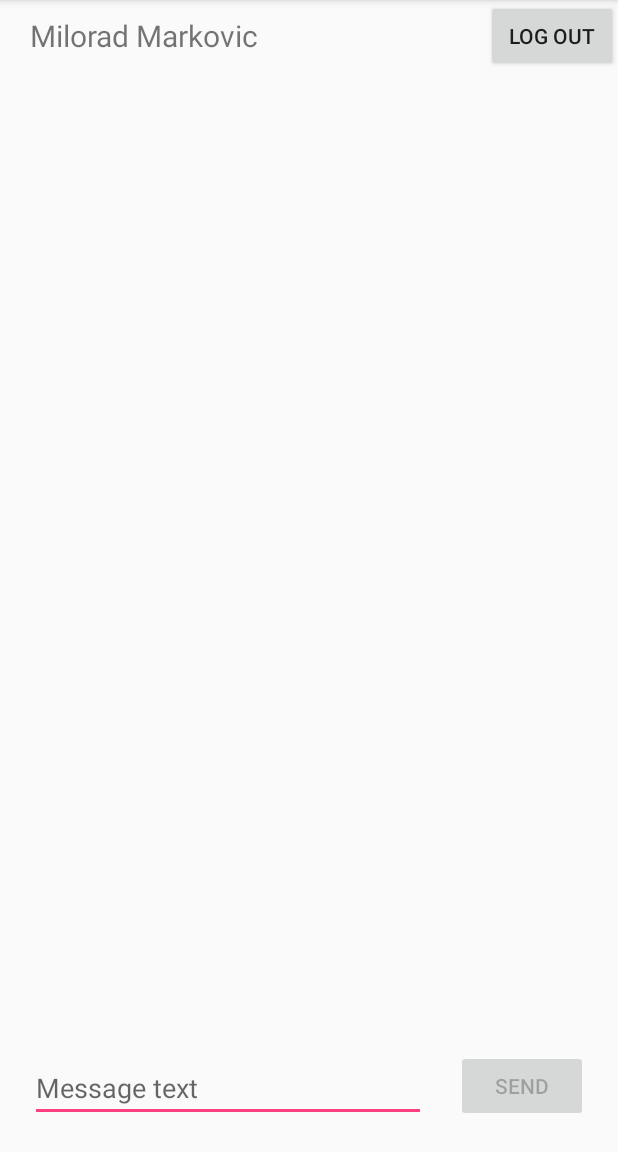
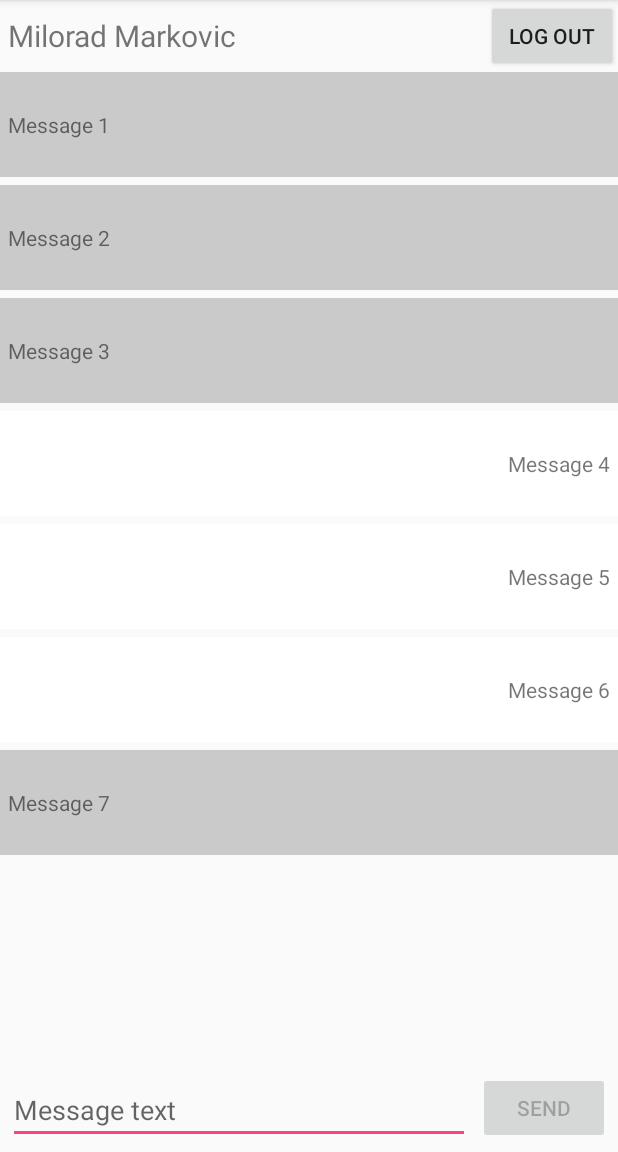
Before and after one commit to CubeLord/ChatAplication_PNRS, an Android app: the ContactsActivity screen opened directly, with no data from a screen before it, after a tap on an icon or button, on a phone screen of 412 x 824 dp, the part 84-1236 px from its top. Run offline under Robolectric (Android 15) with nearby library versions, the phone set to English and light mode, and no system bars.

Commit message:
Added ViewHolder, OnLongClickListener, and Message addition to list

```diff
--- a/app/src/main/java/markovic/milorad/chataplication/ContactsActivity.java
+++ b/app/src/main/java/markovic/milorad/chataplication/ContactsActivity.java
@@ -57,7 +57,6 @@ public class ContactsActivity extends AppCompatActivity implements View.OnClickL
 }
 
 class Contact {
-    //TODO add Contact images
     String name;
 
     Contact(String name){
@@ -75,7 +74,7 @@ class ContactsAdapter extends BaseAdapter {
         Resources res = context.getResources();
         String[] contacts = res.getStringArray(R.array.contacts);
 
-        for(int i = 0; i <(res.getStringArray(R.array.contacts)).length; i++)
+        for(int i = 0; i <contacts.length; i++)
         {
             list.add(new Contact(contacts[i]));
         }
@@ -93,47 +92,60 @@ class ContactsAdapter extends BaseAdapter {
 
     @Override
     public long getItemId(int i) {
-        return i; //Because we are not using a Database this should be the same as the ID
+        return i; //Because we are not using a Data base this should be the same as the ID
     }
 
     @Override
     public View getView(int i, View view, ViewGroup viewGroup) {
-        //LayoutInflater -> creates a new object with the same properties, which is not what findViewbyID would do
-        //FindViewById -> uses the same object each time
-        LayoutInflater inflater = (LayoutInflater) context.getSystemService(Context.LAYOUT_INFLATER_SERVICE);
-        View row = inflater.inflate(R.layout.listlayout, viewGroup, false);
+        View row = view;
+        if (row == null) {
+            //LayoutInflater -> creates a new object with the same properties, which is not what findViewbyID would do
+            //FindViewById -> uses the same object each time
+            LayoutInflater inflater = (LayoutInflater) context.getSystemService(Context.LAYOUT_INFLATER_SERVICE);
+            row = inflater.inflate(R.layout.listlayout, viewGroup, false);
 
-        TextView name = row.findViewById(R.id.contactsActTextviewContact);
-        ImageView send = row.findViewById(R.id.contactsActListItemImage);
-        TextView icon = row.findViewById(R.id.contactsActListItemIcon);
-        //TODO figure out what to do with the ViewHolder
+            ViewHolder holder = new ViewHolder();
+            holder.name = row.findViewById(R.id.contactsActTextviewContact);
+            holder.send = row.findViewById(R.id.contactsActListItemImage);
+            holder.icon = row.findViewById(R.id.contactsActListItemIcon);
+            row.setTag(holder);
+        }
 
-        name.setTypeface(null, Typeface.BOLD_ITALIC);
+        ViewHolder holder = ((ViewHolder) row.getTag());
+        holder.name.setTypeface(null, Typeface.BOLD_ITALIC);
         final Contact contact = list.get(i);
 
-        send.setOnClickListener(new View.OnClickListener() {
+        holder.send.setOnClickListener(new View.OnClickListener() {
             @Override
             public void onClick(View view) {
                 Log.d(context.getResources().getString(R.string.CONTACT_LOG_TAG), context.getResources().getString(R.string.CONTACT_LOG_MESSAGE));
 
+                Bundle bundle = new Bundle();
+                bundle.putString("NAME",contact.name);
                 Intent messageAct = new Intent(context, MessageActivity.class);
-                messageAct.putExtra("NAME", contact.name);
+                messageAct.putExtras(bundle);
 
                 context.startActivity(messageAct);
             }
         });
 
 
-        name.setText(contact.name);
+        holder.name.setText(contact.name);
         String s = contact.name.toString().toUpperCase();
         String[] split = s.split("");
-        icon.setText((split[1]));
+        holder.icon.setText((split[1]));
 
         Random rnd = new Random();
-        icon.setBackgroundColor(Color.argb(255, rnd.nextInt(256), rnd.nextInt(256), rnd.nextInt(256)));
+        holder.icon.setBackgroundColor(Color.argb(255, rnd.nextInt(256), rnd.nextInt(256), rnd.nextInt(256)));
 
         //icon.setText((contact.name.toString().toUpperCase()).charAt(1));
         //This doesn't work?
         return row;
     }
+
+    private class ViewHolder {
+        public ImageView send = null;
+        public TextView icon = null;
+        public TextView name = null;
+    }
 }
--- a/app/src/main/java/markovic/milorad/chataplication/MainActivity.java
+++ b/app/src/main/java/markovic/milorad/chataplication/MainActivity.java
@@ -79,4 +79,3 @@ public class MainActivity extends AppCompatActivity implements View.OnClickListe
         }
     }
 }
-//TODO Ubaciti Razlicite boje, potencijalno za razlicite teme
--- a/app/src/main/java/markovic/milorad/chataplication/MessageActivity.java
+++ b/app/src/main/java/markovic/milorad/chataplication/MessageActivity.java
@@ -1,20 +1,33 @@
 package markovic.milorad.chataplication;
 
+import android.content.Context;
 import android.content.Intent;
+import android.content.res.Resources;
 import android.os.Bundle;
 import android.support.v7.app.AppCompatActivity;
 import android.text.Editable;
 import android.text.TextWatcher;
 import android.util.Log;
+import android.view.Gravity;
+import android.view.LayoutInflater;
 import android.view.View;
+import android.view.ViewGroup;
+import android.widget.AdapterView;
+import android.widget.BaseAdapter;
 import android.widget.Button;
 import android.widget.EditText;
+import android.widget.ListView;
 import android.widget.TextView;
 import android.widget.Toast;
+
+import java.util.ArrayList;
+import java.util.Random;
 
 public class MessageActivity extends AppCompatActivity implements View.OnClickListener, TextWatcher {
 
     Toast toast = null;
+    ListView list;
+    MessageAdapter adapter;
 
     @Override
     protected void onCreate(Bundle savedInstanceState) {
@@ -25,8 +38,23 @@ public class MessageActivity extends AppCompatActivity implements View.OnClickLi
         Button send = findViewById(R.id.messageActButtonSend);
         EditText messageText = findViewById(R.id.messageActEditMessageText);
         TextView contactName = findViewById(R.id.messageActTextViewName);
+        //Bundle bundle = getIntent().getExtras();
 
-        contactName.setText(getIntent().getStringExtra("NAME"));
+        list = findViewById(R.id.messageActListView);
+        adapter = new MessageAdapter((this));
+        list.setAdapter(adapter);
+
+        list.setOnItemLongClickListener(new AdapterView.OnItemLongClickListener() {
+            @Override
+            public boolean onItemLongClick(AdapterView<?> adapterView, View view, int i, long l) {
+                list.removeViewInLayout(view);
+                adapter.remove(i);
+                adapter.notifyDataSetChanged();
+                return true;
+            }
+        });
+
+        contactName.setText(getIntent().getExtras().get("NAME").toString());
         messageText.addTextChangedListener(this);
         send.setOnClickListener(this);
         logout.setOnClickListener(this);
@@ -42,7 +70,10 @@ public class MessageActivity extends AppCompatActivity implements View.OnClickLi
                 startActivity(main);
                 break;
             case R.id.messageActButtonSend:
-                ((EditText)findViewById(R.id.messageActEditMessageText)).setText("");
+                EditText msg = findViewById(R.id.messageActEditMessageText);
+                adapter.list.add(new Message(msg.getText().toString(), 0xffffffff, 1));
+                list.setSelection(adapter.getCount() -1);
+                msg.setText("");
                 if(toast != null) toast.cancel();
                 toast = Toast.makeText(this,getResources().getString(R.string.SENT_LOG_MESSAGE), Toast.LENGTH_LONG);
                 toast.show();
@@ -69,3 +100,75 @@ public class MessageActivity extends AppCompatActivity implements View.OnClickLi
         }
     }
 }
+
+class Message {
+    String messageText;
+    int color;
+    int pos;
+
+    Message(String s, int c, int p) {
+        this.messageText = s;
+        this.color = c;
+        this.pos = p;
+    }
+}
+
+class MessageAdapter extends BaseAdapter {
+    ArrayList<Message> list;
+    Context context;
+
+    MessageAdapter(Context c) {
+        context = c;
+        list = new ArrayList<Message>();
+        Resources res = context.getResources();
+        String[] messages = res.getStringArray(R.array.dummyMessages);
+        int col;
+        Random rnd = new Random();
+
+        for (int  i = 0; i < messages.length; i++) {
+            col = rnd.nextInt(2) + 1;
+            //TODO fix color representation
+            if(col == 1) {
+                list.add(new Message(messages[i], 0xffffffff, 1));
+            } else {
+                list.add(new Message(messages[i], 0x44444444, 0));
+            }
+        }
+    }
+
+    @Override
+    public int getCount() {
+        return list.size();
+    }
+
+    @Override
+    public Object getItem(int i) {
+        return list.get(i);
+    }
+
+    @Override
+    public long getItemId(int i) {
+        return i;
+    }
+
+    public void remove(int i) {
+        list.remove(i);
+    }
+
+    @Override
+    public View getView(int i, View view, ViewGroup viewGroup) {
+        LayoutInflater inflater = ((LayoutInflater) context.getSystemService(Context.LAYOUT_INFLATER_SERVICE));
+        View row = inflater.inflate(R.layout.message_list_layout, viewGroup, false);
+
+        TextView messageText = row.findViewById(R.id.messageActListItemText);
+        final Message message = list.get(i);
+        messageText.setText(message.messageText);
+        messageText.setBackgroundColor(message.color);
+        if (message.pos == 1) {
+            messageText.setGravity(Gravity.RIGHT | Gravity.CENTER_VERTICAL);
+        } else {
+            messageText.setGravity(Gravity.LEFT | Gravity.CENTER_VERTICAL);
+        }
+        return row;
+    }
+}
--- a/app/src/main/res/layout/activity_message.xml
+++ b/app/src/main/res/layout/activity_message.xml
@@ -54,7 +54,7 @@
     <ListView
         android:layout_below="@id/messageActButtonLogout"
         android:layout_above="@id/messageActButtonSend"
-        android:id="@+id/contactsActListView"
+        android:id="@+id/messageActListView"
         android:layout_width="match_parent"
         android:layout_height="match_parent"
         android:dividerHeight="@dimen/contactsActDeviderHeight"
--- a/app/src/main/res/layout/message_list_layout.xml
+++ b/app/src/main/res/layout/message_list_layout.xml
@@ -1,11 +1,13 @@
 <?xml version="1.0" encoding="utf-8"?>
 <RelativeLayout xmlns:android="http://schemas.android.com/apk/res/android"
-    android:layout_width="match_parent" android:layout_height="match_parent">
+    android:layout_width="match_parent" android:layout_height="match_parent"
+    android:longClickable="true"
+    android:descendantFocusability="blocksDescendants">
     <TextView
+        android:id="@+id/messageActListItemText"
         android:layout_width="match_parent"
         android:layout_height="@dimen/contactActListItemHeight"
-        android:text="example"
-        android:gravity="center_vertical"
+        android:background="@color/colorAccent"
         android:paddingLeft="@dimen/messageActBorder"
         android:paddingRight="@dimen/messageActBorder"
         />
--- a/app/src/main/res/values/colors.xml
+++ b/app/src/main/res/values/colors.xml
@@ -7,4 +7,5 @@
     <color name="colorDarkGrey">#464646</color>
     <color name="colorAccentOrange">#F9892C</color>
     <color name="colorDefault">#fafafa</color>
+    <color name="colorWhite">#ffffff</color>
 </resources>
--- a/app/src/main/res/values/dimen.xml
+++ b/app/src/main/res/values/dimen.xml
@@ -4,7 +4,7 @@
     <dimen name="registerActBorder">15dp</dimen>
     <dimen name="registerActEditTextPadding">8dp</dimen>
     <dimen name="contactsActDeviderHeight">5dp</dimen>
-    <dimen name="messageActBorder">20dp</dimen>
+    <dimen name="messageActBorder">5dp</dimen>
     <dimen name="contactsActListBorder">0dp</dimen>
     <dimen name="contactsActBadgeSize">50dp</dimen>
     <dimen name="listTextViewTextSize">20dp</dimen>
--- a/app/src/main/res/values/strings.xml
+++ b/app/src/main/res/values/strings.xml
@@ -38,4 +38,15 @@
         <item>friend 5</item>
 
     </string-array>
+
+    <string-array name="dummyMessages">
+        <item>Message 1</item>
+        <item>Message 2</item>
+        <item>Message 3</item>
+        <item>Message 4</item>
+        <item>Message 5</item>
+        <item>Message 6</item>
+        <item>Message 7</item>
+    </string-array>
+
 </resources>
```
